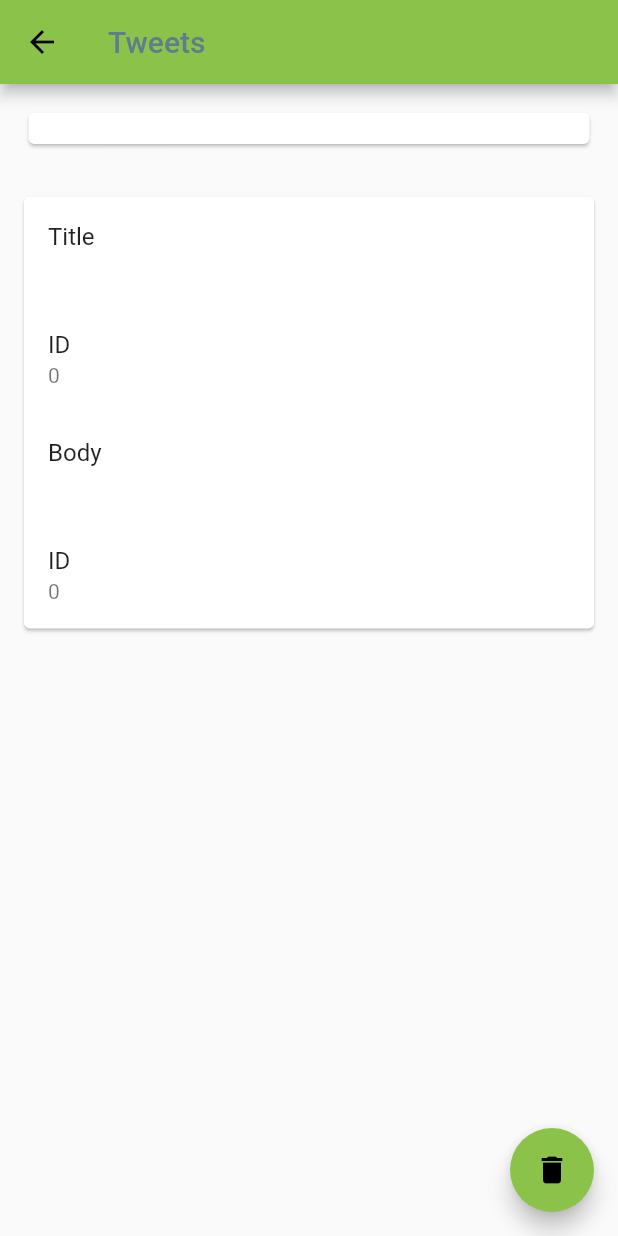
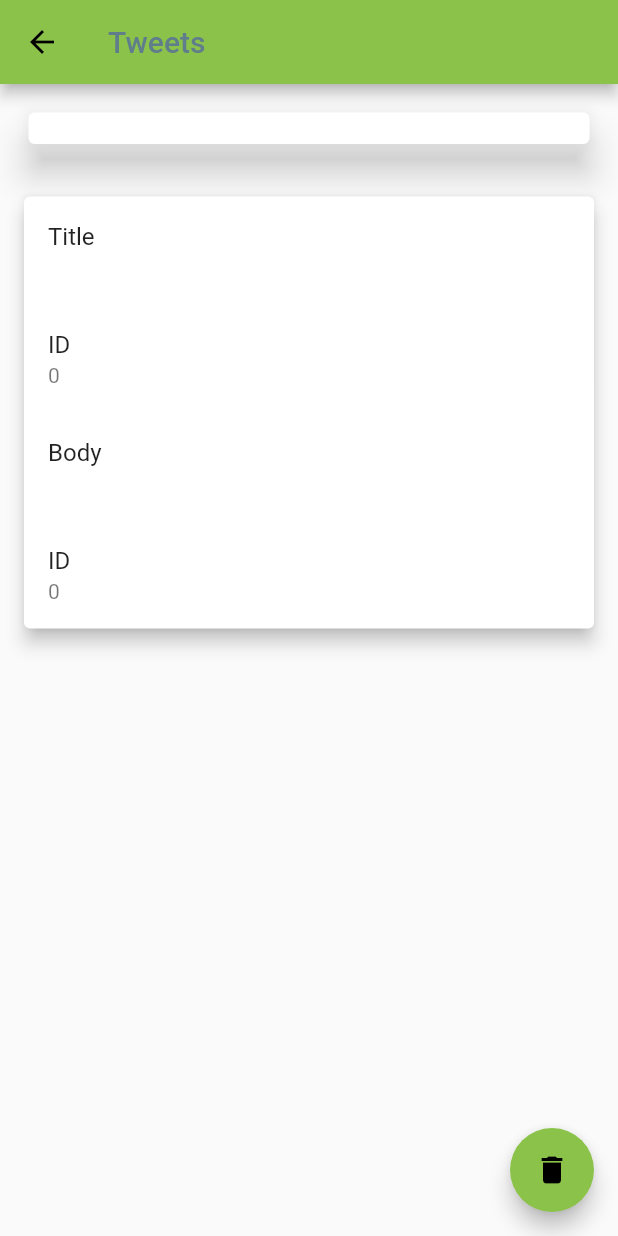
Before and after one commit to Dann97/DispositivosMoviles-Project-Posts, a Flutter app: the PostDetail screen opened directly with empty values, on a phone screen of 412 x 824 dp. Run offline on Flutter 3.47's test engine with Material 2 defaults, Android fonts, the phone set to English and light mode, and no system bars; statements that could not run were skipped.

Commit message:
Agregando Elevation a card

```diff
--- a/dann_post/lib/post_detail.dart
+++ b/dann_post/lib/post_detail.dart
@@ -35,12 +35,14 @@ class PostDetail extends StatelessWidget{
             padding: EdgeInsets.all(15.0),
 
             child: Card(
+              elevation: 10,
             child: Text("${post.title}",style: TextStyle(fontSize:18.0),),
             ),
           ),
           Container(
             padding: EdgeInsets.all(12.0),
             child: Card(
+              elevation: 5,
               child:Column(
                 children: <Widget>[
                   ListTile(
```
